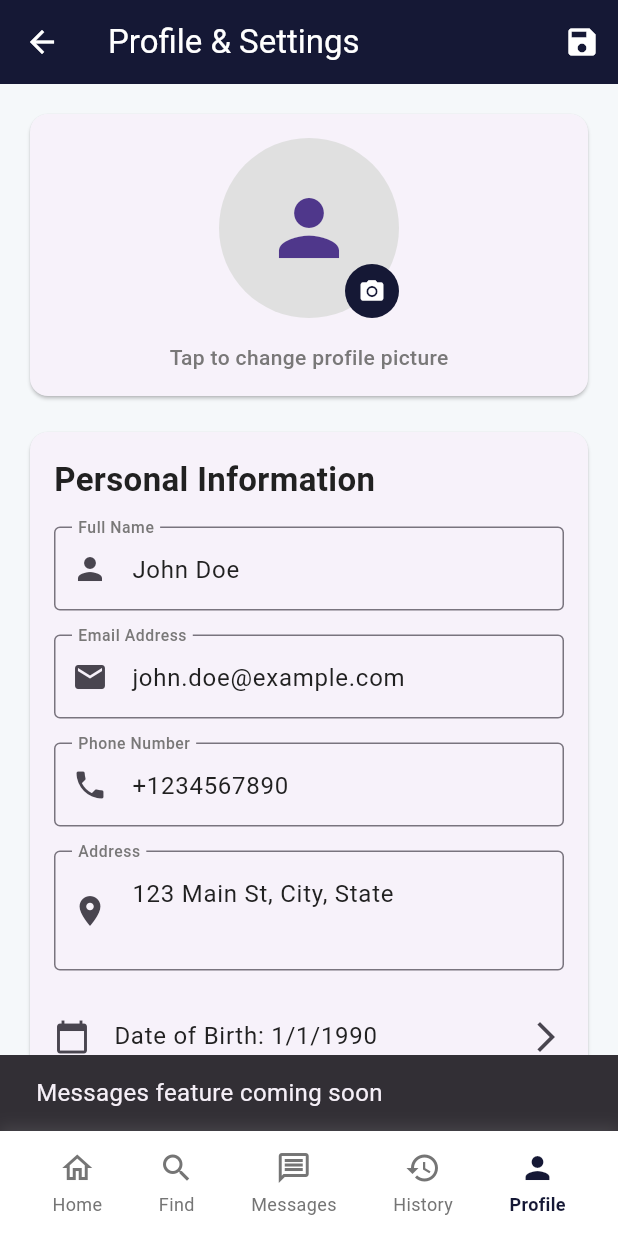
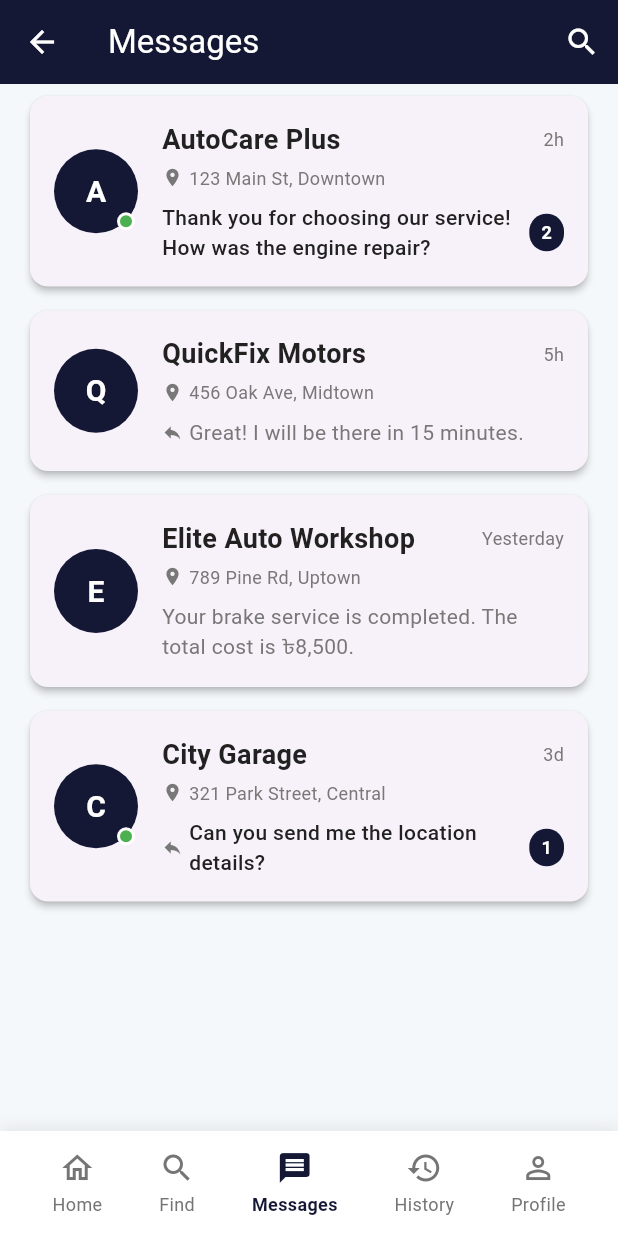
Before and after one commit to Abrar10592/MechaFind, a Flutter app: the SettingsProfileScreen screen opened by its route, item 3 of the bottom bar chosen, on a phone screen of 412 x 824 dp. Run offline on Flutter 3.47's test engine with Material 3 defaults, Android fonts, the phone set to English and light mode, and no system bars; our stand-ins replace fl_chart, flutter_map, flutter_rating_bar, geocoding, geolocator, google_maps_flutter and 4 more; missing offline and left inert: flutter_map_location_marker, flutter_polyline_points; accounts and stored records are empty; Roboto replaces fonts that are missing (Poppins).

Commit message:
Message update fix

```diff
--- a/lib/find_mechanics.dart
+++ b/lib/find_mechanics.dart
@@ -76,10 +76,8 @@ class FindMechanicsPage extends StatelessWidget {
               Navigator.pushNamedAndRemoveUntil(context, '/userHome', (route) => false);
               break;
             case 2:
-              // Messages - can be implemented later
-              ScaffoldMessenger.of(context).showSnackBar(const SnackBar(
-                content: Text('Messages feature coming soon'),
-              ));
+              // Navigate to messages
+              Navigator.pushNamed(context, '/messages');
               break;
             case 3:
               // Navigate to history with slide transition
--- a/lib/main.dart
+++ b/lib/main.dart
@@ -10,6 +10,7 @@ import 'user_home.dart';
 import 'find_mechanics.dart';
 import 'home.dart';
 import 'screens/history/history_page.dart';
+import 'screens/messages/messages_page.dart';
 import 'screens/settings/settings_profile_screen.dart';
 import 'utils.dart';
 
@@ -62,6 +63,7 @@ class MechFindApp extends StatelessWidget {
         '/mechanicHome': (context) => Mechanic(),
         '/home': (context) => WelcomePage(),
         '/find-mechanics': (context) => const FindMechanicsPage(),
+        '/messages': (context) => const MessagesPage(),
         '/history': (context) => const HistoryPage(),
         '/settings': (context) => const SettingsProfileScreen(),
       },
--- a/lib/screens/history/history_page.dart
+++ b/lib/screens/history/history_page.dart
@@ -140,9 +140,7 @@ class _HistoryPageState extends State<HistoryPage> {
               Navigator.pushNamed(context, '/find-mechanics');
               break;
             case 2:
-              ScaffoldMessenger.of(context).showSnackBar(const SnackBar(
-                content: Text('Messages feature coming soon'),
-              ));
+              Navigator.pushNamed(context, '/messages');
               break;
             case 4:
               Navigator.pushNamed(context, '/settings');
--- /dev/null
+++ b/lib/screens/messages/messages_page.dart
@@ -0,0 +1,400 @@
+import 'package:flutter/material.dart';
+import 'package:intl/intl.dart';
+import '../../widgets/bottom_navbar.dart';
+import '../chat/chat_screen.dart';
+import 'package:mechfind/utils.dart';
+
+class MessagesPage extends StatefulWidget {
+  const MessagesPage({super.key});
+
+  @override
+  State<MessagesPage> createState() => _MessagesPageState();
+}
+
+class _MessagesPageState extends State<MessagesPage> {
+  List<ChatConversation> _conversations = [];
+
+  @override
+  void initState() {
+    super.initState();
+    _loadConversations();
+  }
+
+  void _loadConversations() {
+    // Sample chat conversations with mechanics/workshops
+    _conversations = [
+      ChatConversation(
+        mechanicId: 'mech_1',
+        mechanicName: 'AutoCare Plus',
+        mechanicLocation: '123 Main St, Downtown',
+        lastMessage: 'Thank you for choosing our service! How was the engine repair?',
+        lastMessageTime: DateTime.now().subtract(const Duration(hours: 2)),
+        isOnline: true,
+        unreadCount: 2,
+        isFromMechanic: true,
+      ),
+      ChatConversation(
+        mechanicId: 'mech_2',
+        mechanicName: 'QuickFix Motors',
+        mechanicLocation: '456 Oak Ave, Midtown',
+        lastMessage: 'Great! I will be there in 15 minutes.',
+        lastMessageTime: DateTime.now().subtract(const Duration(hours: 5)),
+        isOnline: false,
+        unreadCount: 0,
+        isFromMechanic: false,
+      ),
+      ChatConversation(
+        mechanicId: 'mech_3',
+        mechanicName: 'Elite Auto Workshop',
+        mechanicLocation: '789 Pine Rd, Uptown',
+        lastMessage: 'Your brake service is completed. The total cost is ৳8,500.',
+        lastMessageTime: DateTime.now().subtract(const Duration(days: 1)),
+        isOnline: false,
+        unreadCount: 0,
+        isFromMechanic: true,
+      ),
+      ChatConversation(
+        mechanicId: 'mech_4',
+        mechanicName: 'City Garage',
+        mechanicLocation: '321 Park Street, Central',
+        lastMessage: 'Can you send me the location details?',
+        lastMessageTime: DateTime.now().subtract(const Duration(days: 3)),
+        isOnline: true,
+        unreadCount: 1,
+        isFromMechanic: false,
+      ),
+    ];
+  }
+
+  @override
+  Widget build(BuildContext context) {
+    return Scaffold(
+      appBar: AppBar(
+        title: const Text(
+          'Messages',
+          style: TextStyle(
+            fontFamily: AppFonts.primaryFont,
+            color: Colors.white,
+          ),
+        ),
+        backgroundColor: AppColors.primary,
+        foregroundColor: Colors.white,
+        leading: IconButton(
+          icon: const Icon(Icons.arrow_back),
+          onPressed: () {
+            Navigator.pushNamedAndRemoveUntil(
+                context, '/userHome', (route) => false);
+          },
+        ),
+        actions: [
+          IconButton(
+            icon: const Icon(Icons.search),
+            onPressed: () {
+              // Search functionality
+              ScaffoldMessenger.of(context).showSnackBar(const SnackBar(
+                content: Text('Search feature coming soon'),
+              ));
+            },
+          ),
+        ],
+      ),
+      body: _conversations.isEmpty
+          ? _buildEmptyState()
+          : ListView.builder(
+              itemCount: _conversations.length,
+              itemBuilder: (context, index) {
+                final conversation = _conversations[index];
+                return _buildConversationCard(conversation);
+              },
+            ),
+      bottomNavigationBar: BottomNavBar(
+        currentIndex: 2,
+        onTap: (index) {
+          if (index == 2) return;
+          switch (index) {
+            case 0:
+              Navigator.pushNamedAndRemoveUntil(
+                  context, '/userHome', (route) => false);
+              break;
+            case 1:
+              Navigator.pushNamed(context, '/find-mechanics');
+              break;
+            case 3:
+              Navigator.pushNamed(context, '/history');
+              break;
+            case 4:
+              Navigator.pushNamed(context, '/settings');
+              break;
+          }
+        },
+      ),
+    );
+  }
+
+  Widget _buildConversationCard(ChatConversation conversation) {
+    return Container(
+      margin: const EdgeInsets.symmetric(horizontal: 16, vertical: 4),
+      child: Card(
+        elevation: 2,
+        shape: RoundedRectangleBorder(
+          borderRadius: BorderRadius.circular(12),
+        ),
+        child: InkWell(
+          onTap: () {
+            Navigator.push(
+              context,
+              MaterialPageRoute(
+                builder: (context) => ChatScreen(
+                  mechanicName: conversation.mechanicName,
+                  isOnline: conversation.isOnline,
+                ),
+              ),
+            );
+          },
+          borderRadius: BorderRadius.circular(12),
+          child: Padding(
+            padding: const EdgeInsets.all(16),
+            child: Row(
+              children: [
+                // Mechanic Avatar
+                Stack(
+                  children: [
+                    CircleAvatar(
+                      radius: 28,
+                      backgroundColor: AppColors.primary,
+                      child: Text(
+                        conversation.mechanicName[0].toUpperCase(),
+                        style: const TextStyle(
+                          color: Colors.white,
+                          fontSize: 20,
+                          fontWeight: FontWeight.bold,
+                          fontFamily: AppFonts.primaryFont,
+                        ),
+                      ),
+                    ),
+                    if (conversation.isOnline)
+                      Positioned(
+                        right: 2,
+                        bottom: 2,
+                        child: Container(
+                          width: 12,
+                          height: 12,
+                          decoration: BoxDecoration(
+                            color: Colors.green,
+                            shape: BoxShape.circle,
+                            border: Border.all(
+                              color: Colors.white,
+                              width: 2,
+                            ),
+                          ),
+                        ),
+                      ),
+                  ],
+                ),
+                const SizedBox(width: 16),
+
+                // Conversation Details
+                Expanded(
+                  child: Column(
+                    crossAxisAlignment: CrossAxisAlignment.start,
+                    children: [
+                      Row(
+                        children: [
+                          Expanded(
+                            child: Text(
+                              conversation.mechanicName,
+                              style: AppTextStyles.heading.copyWith(
+                                fontSize: FontSizes.subHeading,
+                                fontWeight: FontWeight.w600,
+                              ),
+                            ),
+                          ),
+                          Text(
+                            _formatTime(conversation.lastMessageTime),
+                            style: TextStyle(
+                              fontSize: FontSizes.caption,
+                              color: AppColors.textSecondary,
+                              fontFamily: AppFonts.primaryFont,
+                            ),
+                          ),
+                        ],
+                      ),
+                      const SizedBox(height: 4),
+                      Row(
+                        children: [
+                          const Icon(
+                            Icons.location_on,
+                            size: 14,
+                            color: AppColors.textSecondary,
+                          ),
+                          const SizedBox(width: 4),
+                          Expanded(
+                            child: Text(
+                              conversation.mechanicLocation,
+                              style: TextStyle(
+                                fontSize: FontSizes.caption,
+                                color: AppColors.textSecondary,
+                                fontFamily: AppFonts.primaryFont,
+                              ),
+                              overflow: TextOverflow.ellipsis,
+                            ),
+                          ),
+                        ],
+                      ),
+                      const SizedBox(height: 8),
+                      Row(
+                        children: [
+                          if (!conversation.isFromMechanic)
+                            Icon(
+                              Icons.reply,
+                              size: 14,
+                              color: AppColors.textSecondary,
+                            ),
+                          if (!conversation.isFromMechanic)
+                            const SizedBox(width: 4),
+                          Expanded(
+                            child: Text(
+                              conversation.lastMessage,
+                              style: TextStyle(
+                                fontSize: FontSizes.body,
+                                color: conversation.unreadCount > 0
+                                    ? AppColors.textPrimary
+                                    : AppColors.textSecondary,
+                                fontWeight: conversation.unreadCount > 0
+                                    ? FontWeight.w500
+                                    : FontWeight.normal,
+                                fontFamily: AppFonts.primaryFont,
+                              ),
+                              maxLines: 2,
+                              overflow: TextOverflow.ellipsis,
+                            ),
+                          ),
+                          if (conversation.unreadCount > 0)
+                            Container(
+                              margin: const EdgeInsets.only(left: 8),
+                              padding: const EdgeInsets.symmetric(
+                                horizontal: 8,
+                                vertical: 4,
+                              ),
+                              decoration: BoxDecoration(
+                                color: AppColors.primary,
+                                borderRadius: BorderRadius.circular(12),
+                              ),
+                              child: Text(
+                                conversation.unreadCount.toString(),
+                                style: const TextStyle(
+                                  color: Colors.white,
+                                  fontSize: 12,
+                                  fontWeight: FontWeight.bold,
+                                  fontFamily: AppFonts.primaryFont,
+                                ),
+                              ),
+                            ),
+                        ],
+                      ),
+                    ],
+                  ),
+                ),
+              ],
+            ),
+          ),
+        ),
+      ),
+    );
+  }
+
+  Widget _buildEmptyState() {
+    return Center(
+      child: Column(
+        mainAxisAlignment: MainAxisAlignment.center,
+        children: [
+          const Icon(
+            Icons.message_outlined,
+            size: 64,
+            color: AppColors.textSecondary,
+          ),
+          const SizedBox(height: 16),
+          Text(
+            'No messages yet',
+            style: TextStyle(
+              fontSize: FontSizes.subHeading,
+              fontFamily: AppFonts.primaryFont,
+              color: AppColors.textSecondary,
+            ),
+          ),
+          const SizedBox(height: 8),
+          Text(
+            'Start a conversation with a mechanic',
+            style: TextStyle(
+              fontSize: FontSizes.body,
+              fontFamily: AppFonts.primaryFont,
+              color: AppColors.textSecondary,
+            ),
+          ),
+          const SizedBox(height: 24),
+          ElevatedButton(
+            onPressed: () {
+              Navigator.pushNamed(context, '/find-mechanics');
+            },
+            style: ElevatedButton.styleFrom(
+              backgroundColor: AppColors.primary,
+              foregroundColor: Colors.white,
+              shape: RoundedRectangleBorder(
+                borderRadius: BorderRadius.circular(12),
+              ),
+              padding: const EdgeInsets.symmetric(horizontal: 24, vertical: 12),
+            ),
+            child: Text(
+              'Find Mechanics',
+              style: TextStyle(
+                fontFamily: AppFonts.primaryFont,
+                fontSize: FontSizes.body,
+              ),
+            ),
+          ),
+        ],
+      ),
+    );
+  }
+
+  String _formatTime(DateTime timestamp) {
+    final now = DateTime.now();
+    final difference = now.difference(timestamp);
+
+    if (difference.inMinutes < 1) {
+      return 'Now';
+    } else if (difference.inMinutes < 60) {
+      return '${difference.inMinutes}m';
+    } else if (difference.inHours < 24) {
+      return '${difference.inHours}h';
+    } else if (difference.inDays == 1) {
+      return 'Yesterday';
+    } else if (difference.inDays < 7) {
+      return '${difference.inDays}d';
+    } else {
+      return DateFormat('MMM dd').format(timestamp);
+    }
+  }
+}
+
+class ChatConversation {
+  final String mechanicId;
+  final String mechanicName;
+  final String mechanicLocation;
+  final String lastMessage;
+  final DateTime lastMessageTime;
+  final bool isOnline;
+  final int unreadCount;
+  final bool isFromMechanic;
+
+  ChatConversation({
+    required this.mechanicId,
+    required this.mechanicName,
+    required this.mechanicLocation,
+    required this.lastMessage,
+    required this.lastMessageTime,
+    required this.isOnline,
+    required this.unreadCount,
+    required this.isFromMechanic,
+  });
+}
--- a/lib/screens/settings/settings_profile_screen.dart
+++ b/lib/screens/settings/settings_profile_screen.dart
@@ -207,10 +207,8 @@ class _SettingsProfileScreenState extends State<SettingsProfileScreen> {
               Navigator.pushNamed(context, '/find-mechanics');
               break;
             case 2:
-              // Messages - can be implemented later
-              ScaffoldMessenger.of(context).showSnackBar(const SnackBar(
-                content: Text('Messages feature coming soon'),
-              ));
+              // Navigate to messages
+              Navigator.pushNamed(context, '/messages');
               break;
             case 3:
               Navigator.pushNamed(context, '/history');
--- a/lib/user_home.dart
+++ b/lib/user_home.dart
@@ -176,9 +176,7 @@ class _UserHomePageState extends State<UserHomePage> {
               Navigator.pushNamed(context, '/find-mechanics');
               break;
             case 2:
-              ScaffoldMessenger.of(context).showSnackBar(const SnackBar(
-                content: Text('Messages feature coming soon'),
-              ));
+              Navigator.pushNamed(context, '/messages');
               break;
             case 3:
               Navigator.pushNamed(context, '/history');
```
Also changed, not shown: lib/widgets/bottom_navbar.dart (+2 -6 lines).
